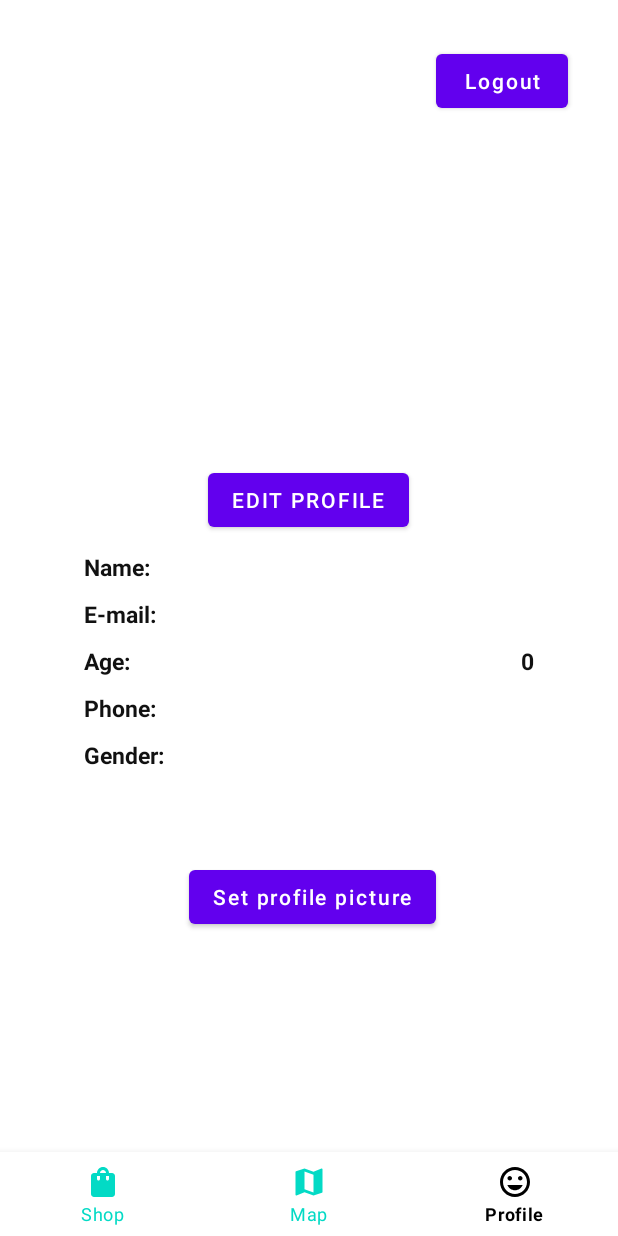
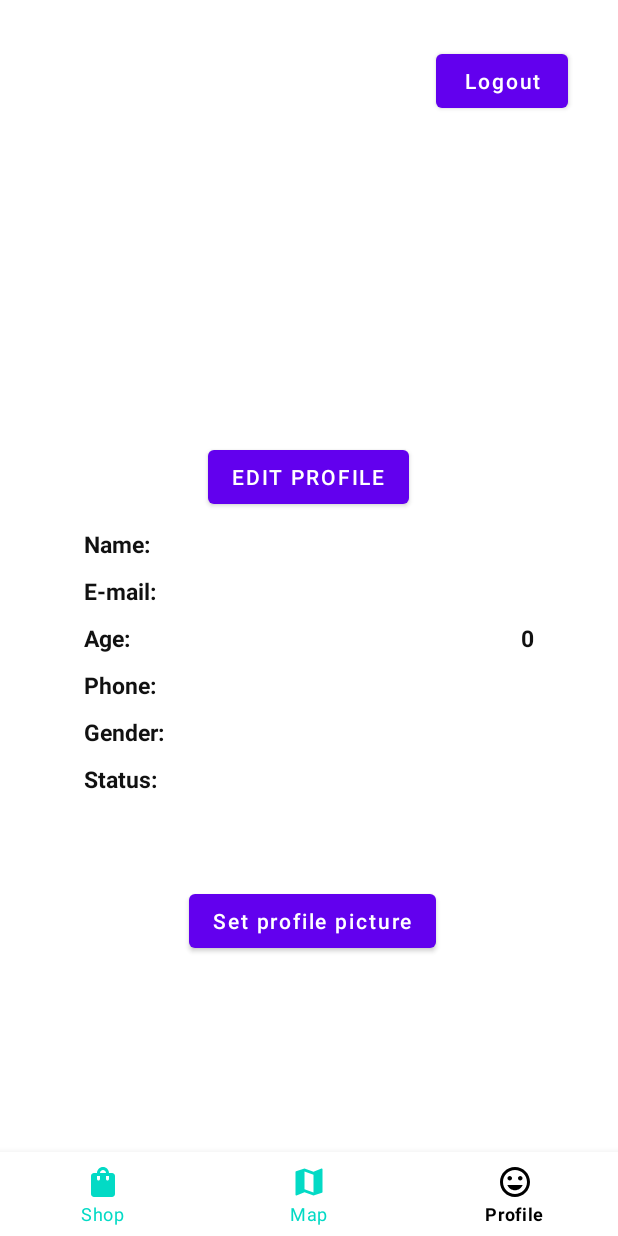
Before and after one commit to ETS-Android3/ChallengeProject, an Android app: the EditProfileActivity screen opened directly, with no data from a screen before it, after a tap on "Update Profile", on a phone screen of 412 x 824 dp. Run offline under Robolectric (Android 15) with nearby library versions, the phone set to English and light mode, and no system bars; our stand-ins replace Firebase (no records; nobody signed in at launch, a user with empty details on screens opened directly); libraries missing offline, so code that uses them is left out: com.firebase.geofire, com.firebase.ui; 1 statement that could not run was skipped.

Commit message:
Status
Added status to users, so they can modify their status/intentions. Should also be shown to other users on the map

```diff
--- a/app/src/main/java/fr/eurecom/bottomnavigationdemo/EditProfileActivity.java
+++ b/app/src/main/java/fr/eurecom/bottomnavigationdemo/EditProfileActivity.java
@@ -12,7 +12,7 @@ import android.widget.Toast;
 
 public class EditProfileActivity extends AppCompatActivity {
     private User user = User.getInstance();
-    private EditText etPhone, etGender, etAge;
+    private EditText etPhone, etGender, etAge, etStatus;
 
 
     @Override
@@ -27,6 +27,8 @@ public class EditProfileActivity extends AppCompatActivity {
         etPhone = findViewById(R.id.et_phone_number);
         etGender = findViewById(R.id.et_gender);
         etAge = findViewById(R.id.et_age);
+        etStatus = findViewById(R.id.et_status);
+
 
         // To show back button in actionbar
         //getSupportActionBar().setDisplayHomeAsUpEnabled(true);
@@ -63,10 +65,12 @@ public class EditProfileActivity extends AppCompatActivity {
             String phoneNumber = etPhone.getText().toString();
             String gender = etGender.getText().toString();
             String age = etAge.getText().toString();
+            String status = etStatus.getText().toString();
 
             user.setPhone(phoneNumber);
             user.setAge(Integer.parseInt(age));
             user.setGender(gender);
+            user.setStatus(status);
 
             Toast.makeText(this,"Profile Update Successfully",Toast.LENGTH_SHORT).show();
             // Here you can call you API
--- a/app/src/main/java/fr/eurecom/bottomnavigationdemo/MapsActivity.java
+++ b/app/src/main/java/fr/eurecom/bottomnavigationdemo/MapsActivity.java
@@ -465,7 +465,7 @@ public class MapsActivity extends FragmentActivity implements OnMapReadyCallback
 
                                         BitmapDescriptor bd = BitmapDescriptorFactory.fromBitmap(bmp);
                                         DataSnapshot snapshot = task.getResult();
-                                        String snippet = (String) snapshot.child("status").getValue();
+                                        String snippet = (String) snapshot.child(keys).child("status").getValue();
 
 
                                         GeoLocation usLoc = usersArray.get(keys);
--- a/app/src/main/java/fr/eurecom/bottomnavigationdemo/ProfileActivity.java
+++ b/app/src/main/java/fr/eurecom/bottomnavigationdemo/ProfileActivity.java
@@ -51,6 +51,9 @@ public class ProfileActivity extends AppCompatActivity {
 
     private String displayGender;
     private TextView displayGenderTextView;
+
+    private String displayStatus;
+    private TextView displayStatusTextView;
 
     private Button editProfileButton;
 
@@ -123,6 +126,11 @@ public class ProfileActivity extends AppCompatActivity {
         displayGender = user.getGender();
         displayGenderTextView = findViewById(R.id.genderTextView);
         displayGenderTextView.setText(displayGender);
+
+        // Sets the status to the display
+        displayStatus = user.getStatus();
+        displayStatusTextView = findViewById(R.id.statusTextView);
+        displayStatusTextView.setText(displayStatus);
 
 
         imageView = findViewById(R.id.ProfilePicImageView);
--- a/app/src/main/java/fr/eurecom/bottomnavigationdemo/User.java
+++ b/app/src/main/java/fr/eurecom/bottomnavigationdemo/User.java
@@ -38,6 +38,9 @@ public final class User {
     private int age;
     private String gender;
     private String phone;
+
+
+    private String status;
 
     private boolean visible;
 
@@ -148,6 +151,18 @@ public final class User {
         ref.child("gender").setValue(this.getGender());
     }
 
+    public String getStatus() {
+        if (this.status == null) {
+            return "null";
+        }
+        return status;
+    }
+
+    public void setStatus(String status) {
+        this.status = status;
+        ref.child("status").setValue(this.getStatus());
+    }
+
     public String getPhone() {
         if (this.phone == null) {
             return "null";
@@ -201,6 +216,8 @@ public final class User {
             this.setAge(((Long) task.getResult().child("age").getValue()).intValue());
             this.setGender((String) task.getResult().child("gender").getValue());
             this.setPhone((String) task.getResult().child("phone").getValue());
+
+            this.setStatus((String) task.getResult().child("status").getValue());
         }
     }
 
--- a/app/src/main/res/layout/activity_profile.xml
+++ b/app/src/main/res/layout/activity_profile.xml
@@ -179,6 +179,35 @@
                 android:textStyle="bold" />
         </RelativeLayout>
 
+        <RelativeLayout
+            android:layout_width="300dp"
+            android:layout_height="wrap_content"
+            android:layout_gravity="center_horizontal"
+            android:orientation="horizontal">
+
+            <TextView
+                android:id="@+id/status2TextView"
+                android:layout_width="wrap_content"
+                android:layout_height="wrap_content"
+                android:layout_gravity="start"
+                android:layout_marginTop="10dp"
+                android:text="Status: "
+                android:textColor="#111"
+                android:textSize="15sp"
+                android:textStyle="bold" />
+
+            <TextView
+                android:id="@+id/statusTextView"
+                android:layout_width="wrap_content"
+                android:layout_height="wrap_content"
+                android:layout_alignParentEnd="true"
+                android:layout_marginTop="10dp"
+                android:text="-"
+                android:textColor="#111"
+                android:textSize="15sp"
+                android:textStyle="bold" />
+        </RelativeLayout>
+
 
     </LinearLayout>
 
```
Also changed, not shown: app/src/main/res/layout/activity_edit_profile.xml (+40 -16 lines).
